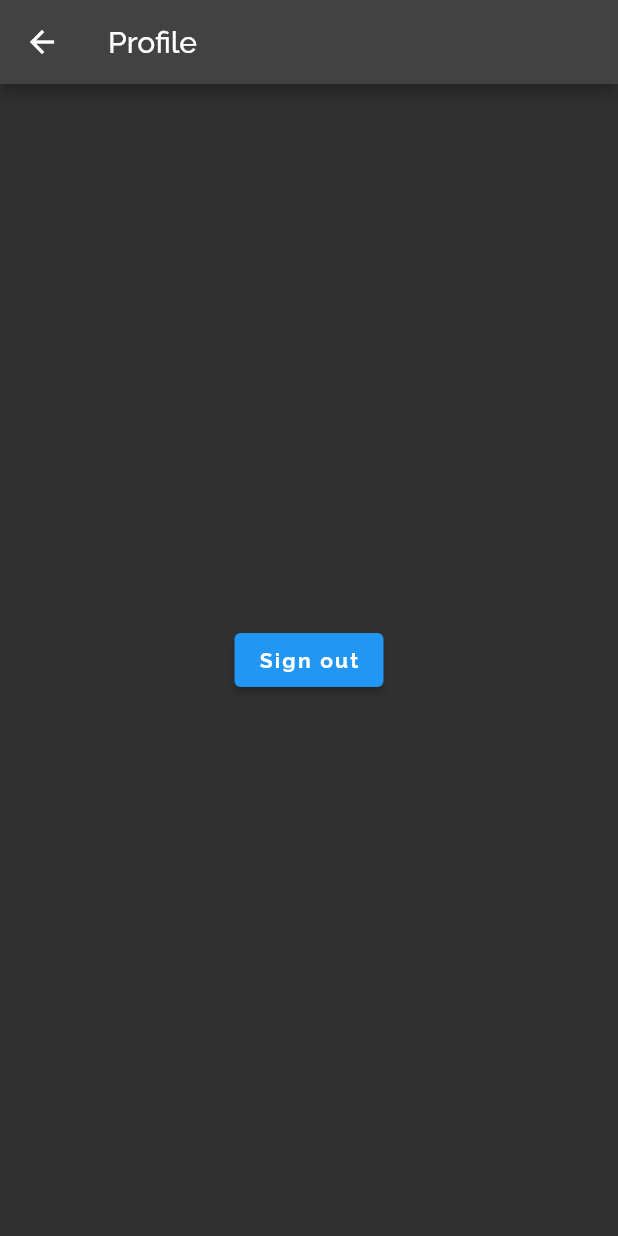
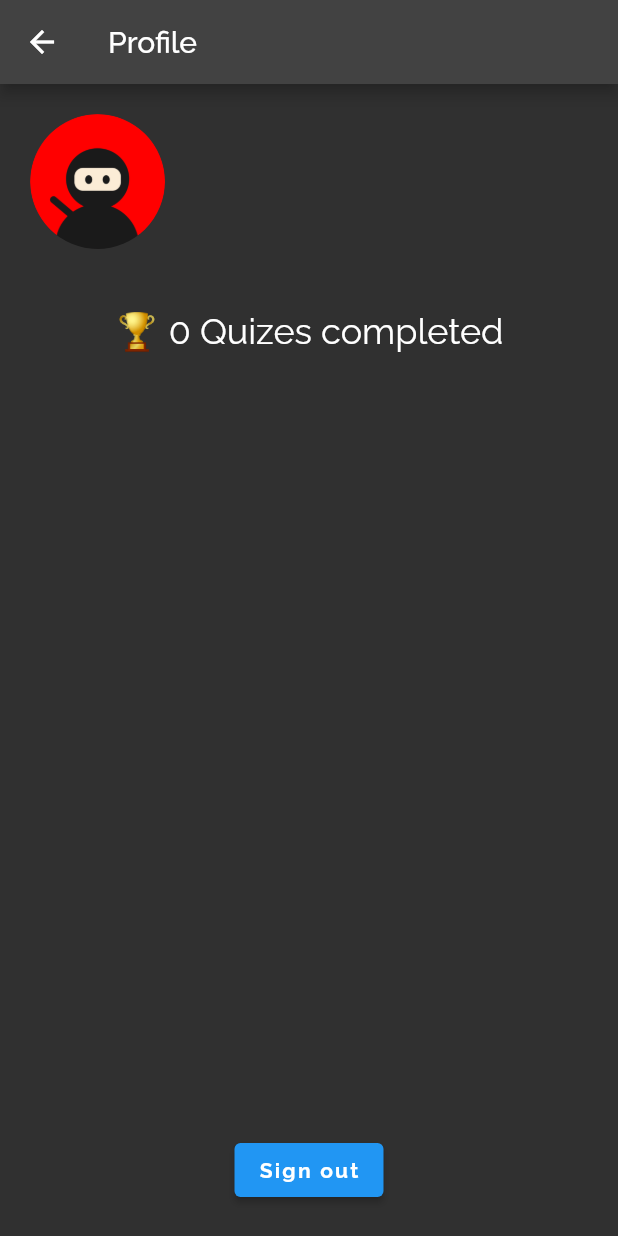
Before and after one commit to sriyabro/Flutter-Fire-Quiz, a Flutter app: the ProfileScreen screen opened by its route, on a phone screen of 412 x 824 dp. Run offline on Flutter 3.47's test engine with Material 2 defaults, Android fonts, the phone set to English and light mode, and no system bars; our stand-ins replace cloud_firestore, firebase_auth, firebase_core, font_awesome_flutter, google_fonts, google_sign_in and 2 more; accounts and stored records are empty; generated files the repository leaves out were written again.

Commit message:
user info done, user progress init

```diff
--- a/lib/profile/profile.dart
+++ b/lib/profile/profile.dart
@@ -1,26 +1,123 @@
+import 'package:firebase_auth/firebase_auth.dart';
 import 'package:flutter/material.dart';
+import 'package:provider/provider.dart';
 import 'package:quizapp/services/auth.dart';
+import 'package:quizapp/services/models.dart';
 
 class ProfileScreen extends StatelessWidget {
   const ProfileScreen({Key? key}) : super(key: key);
 
   @override
   Widget build(BuildContext context) {
+    Report report = Provider.of<Report>(context);
+    var user = AuthService().user;
+
     return Scaffold(
       appBar: AppBar(
         title: const Text('Profile'),
       ),
-      body: Center(
+      body: user != null
+          ? Column(
+              crossAxisAlignment: CrossAxisAlignment.center,
+              mainAxisAlignment: MainAxisAlignment.start,
+              children: [
+                UserInfo(user: user),
+                UserProgress(report: report),
+                const Spacer(),
+                const SignOutButton(),
+              ],
+            )
+          : const Text('No user signed in'),
+    );
+  }
+}
+
+class UserProgress extends StatelessWidget {
+  const UserProgress({
+    Key? key,
+    required this.report,
+  }) : super(key: key);
+
+  final Report report;
+
+  @override
+  Widget build(BuildContext context) {
+    return Container(
+      margin: const EdgeInsets.only(top: 20, bottom: 20),
+      child: Column(
+        children: [
+          Text(
+            '🏆 ${report.total} Quizes completed',
+            style: Theme.of(context).textTheme.headline5,
+          ),
+        ],
+      ),
+    );
+  }
+}
+
+class SignOutButton extends StatelessWidget {
+  const SignOutButton({
+    Key? key,
+  }) : super(key: key);
+
+  @override
+  Widget build(BuildContext context) {
+    return Padding(
+      padding: const EdgeInsets.only(bottom: 20),
       child: ElevatedButton(
         child: const Text('Sign out'),
         onPressed: () async {
           await AuthService().signOut();
           // ignore: use_build_context_synchronously
-            Navigator.of(context)
-                .pushNamedAndRemoveUntil('/', (route) => false);
+          Navigator.of(context).pushNamedAndRemoveUntil('/', (route) => false);
         },
-        ),
       ),
     );
   }
 }
+
+class UserInfo extends StatelessWidget {
+  const UserInfo({
+    Key? key,
+    required this.user,
+  }) : super(key: key);
+
+  final User? user;
+
+  @override
+  Widget build(BuildContext context) {
+    return Row(
+      children: [
+        Container(
+          width: 90,
+          height: 90,
+          margin: const EdgeInsets.all(20),
+          decoration: BoxDecoration(
+            shape: BoxShape.circle,
+            image: DecorationImage(image: user?.photoURL == null ? const AssetImage('assets/user.png') : NetworkImage(user?.photoURL ?? '') as ImageProvider),
+          ),
+        ),
+        Expanded(
+          child: Column(
+            mainAxisAlignment: MainAxisAlignment.spaceBetween,
+            crossAxisAlignment: CrossAxisAlignment.start,
+            children: [
+              Text(
+                user?.displayName ?? 'Guest',
+                style: Theme.of(context).textTheme.headline5,
+                overflow: TextOverflow.fade,
+              ),
+              user?.email != null
+                  ? Text(
+                      user?.email ?? '',
+                      style: Theme.of(context).textTheme.subtitle1,
+                    )
+                  : Container(),
+            ],
+          ),
+        ),
+      ],
+    );
+  }
+}
```
Also changed, not shown: assets/user.png. Lines whose indentation alone changed are shown as unchanged.
